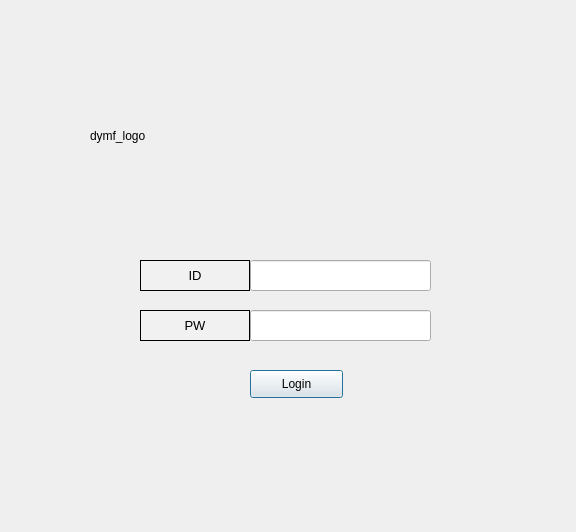
Before: the Qt Designer form app/src/pages/main/login.ui in DY-Microfinance-Customer-Management/dymf-algorithm, drawn with Qt 5.
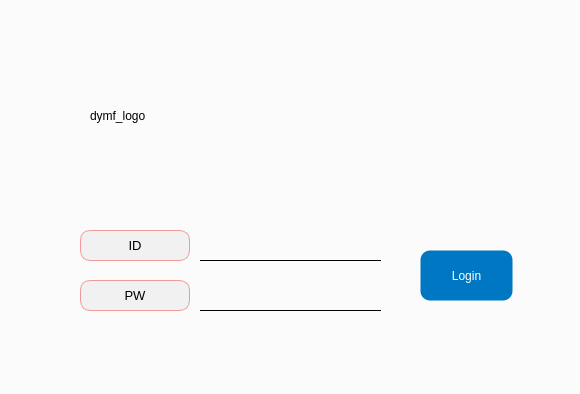
After: the same form once the commit is applied.

```diff
--- a/app/src/pages/main/login.ui
+++ b/app/src/pages/main/login.ui
@@ -6,42 +6,103 @@
    <rect>
     <x>0</x>
     <y>0</y>
-    <width>576</width>
-    <height>532</height>
+    <width>580</width>
+    <height>394</height>
    </rect>
   </property>
   <property name="windowTitle">
    <string>Login</string>
   </property>
+  <property name="styleSheet">
+   <string notr="true">background-color: #fbfbfb;</string>
+  </property>
   <widget class="QLineEdit" name="id_text">
    <property name="geometry">
     <rect>
-     <x>250</x>
-     <y>260</y>
+     <x>200</x>
+     <y>230</y>
      <width>181</width>
      <height>31</height>
     </rect>
    </property>
+   <property name="styleSheet">
+    <string notr="true">QLineEdit {
+    border: none;
+    border-bottom: 1px solid black;
+    background-color: transparent;
+    color: black;
+}
+
+QLineEdit:disabled {
+    border: none;
+    border-bottom: 1px solid lightgray;
+    background-color: lightgray;
+    color: lightgray;
+}
+</string>
+   </property>
   </widget>
   <widget class="QLineEdit" name="pw_text">
    <property name="geometry">
     <rect>
-     <x>250</x>
-     <y>310</y>
+     <x>200</x>
+     <y>280</y>
      <width>181</width>
      <height>31</height>
     </rect>
    </property>
+   <property name="styleSheet">
+    <string notr="true">QLineEdit {
+    border: none;
+    border-bottom: 1px solid black;
+    background-color: transparent;
+    color: black;
+}
+
+QLineEdit:disabled {
+    border: none;
+    border-bottom: 1px solid lightgray;
+    background-color: lightgray;
+    color: lightgray;
+}
+</string>
+   </property>
   </widget>
   <widget class="QPushButton" name="login_button">
    <property name="geometry">
     <rect>
-     <x>250</x>
-     <y>370</y>
+     <x>420</x>
+     <y>250</y>
      <width>93</width>
-     <height>28</height>
+     <height>51</height>
     </rect>
    </property>
+   <property name="styleSheet">
+    <string notr="true">QPushButton {
+    background-color: #0077c2;
+    color: white;
+    border: 1px solid transparent;
+    border-radius: 10px;
+    padding: 5px 10px;
+}
+
+QPushButton:hover {
+    border: 1px solid white;
+}
+
+QPushButton:pressed {
+    background-color: #005f9e;
+    padding-top: 6px;
+    padding-bottom: 4px;
+}
+
+QPushButton:disabled {
+    background-color: lightgray;
+    color: gray;
+    border: 1px solid gray;
+}
+</string>
+   </property>
    <property name="text">
     <string>Login</string>
    </property>
@@ -50,7 +111,7 @@
    <property name="geometry">
     <rect>
      <x>90</x>
-     <y>90</y>
+     <y>70</y>
      <width>401</width>
      <height>91</height>
     </rect>
@@ -68,8 +129,8 @@
   <widget class="QLabel" name="label_22">
    <property name="geometry">
     <rect>
-     <x>140</x>
-     <y>260</y>
+     <x>80</x>
+     <y>230</y>
      <width>110</width>
      <height>31</height>
     </rect>
@@ -92,7 +153,9 @@
     </font>
    </property>
    <property name="styleSheet">
-    <string notr="true">background-color:rgb(241, 241, 241)</string>
+    <string notr="true">background-color:rgb(241, 241, 241);
+border: 1px solid #ef9a9a;
+border-radius: 10px;</string>
    </property>
    <property name="frameShape">
     <enum>QFrame::Box</enum>
@@ -107,8 +170,8 @@
   <widget class="QLabel" name="label_23">
    <property name="geometry">
     <rect>
-     <x>140</x>
-     <y>310</y>
+     <x>80</x>
+     <y>280</y>
      <width>110</width>
      <height>31</height>
     </rect>
@@ -131,7 +194,9 @@
     </font>
    </property>
    <property name="styleSheet">
-    <string notr="true">background-color:rgb(241, 241, 241)</string>
+    <string notr="true">background-color:rgb(241, 241, 241);
+border: 1px solid #ef9a9a;
+border-radius: 10px;</string>
    </property>
    <property name="frameShape">
     <enum>QFrame::Box</enum>
@@ -146,8 +211,8 @@
   <widget class="QLabel" name="error_text">
    <property name="geometry">
     <rect>
-     <x>140</x>
-     <y>420</y>
+     <x>80</x>
+     <y>340</y>
      <width>281</width>
      <height>16</height>
     </rect>
```
Left out of the diff: 1 changed line with no effect on the pictures.
